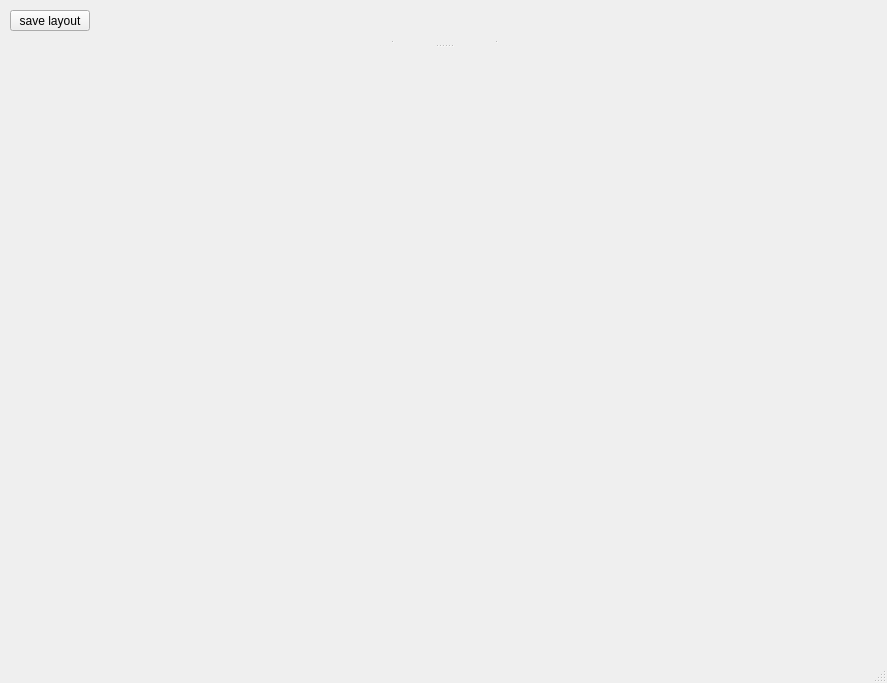
Above: src/modules/main_ui/src/mainwindow.ui from snow-boy/dream before the change. Below: the same form after it.
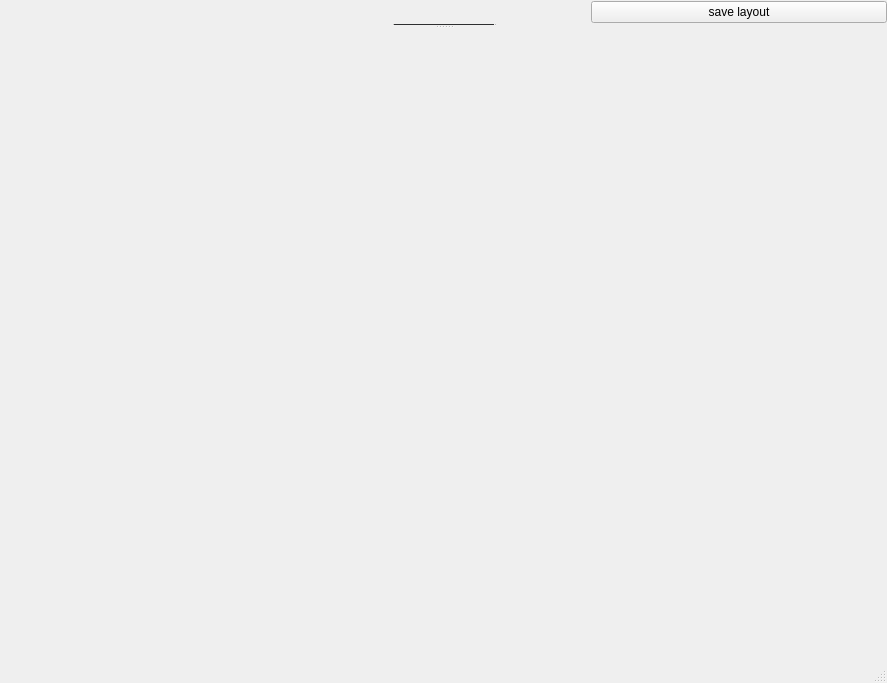
That is the form after the change. Custom widgets are drawn as their Qt base class.

```diff
--- a/src/modules/main_ui/src/mainwindow.ui
+++ b/src/modules/main_ui/src/mainwindow.ui
@@ -35,22 +35,45 @@
       <property name="minimumSize">
        <size>
         <width>0</width>
-        <height>40</height>
+        <height>24</height>
        </size>
       </property>
-      <widget class="QPushButton" name="pushButton_save_layout">
-       <property name="geometry">
-        <rect>
-         <x>10</x>
-         <y>10</y>
-         <width>80</width>
-         <height>21</height>
-        </rect>
+      <property name="maximumSize">
+       <size>
+        <width>16777215</width>
+        <height>24</height>
+       </size>
+      </property>
+      <layout class="QHBoxLayout" name="horizontalLayout">
+       <property name="spacing">
+        <number>0</number>
        </property>
-       <property name="text">
-        <string>save layout</string>
+       <property name="leftMargin">
+        <number>0</number>
        </property>
-      </widget>
+       <property name="topMargin">
+        <number>0</number>
+       </property>
+       <property name="rightMargin">
+        <number>0</number>
+       </property>
+       <property name="bottomMargin">
+        <number>0</number>
+       </property>
+       <item>
+        <widget class="TabBar" name="widget_tab" native="true"/>
+       </item>
+       <item>
+        <widget class="QWidget" name="widget_menu" native="true"/>
+       </item>
+       <item>
+        <widget class="QPushButton" name="pushButton_save_layout">
+         <property name="text">
+          <string>save layout</string>
+         </property>
+        </widget>
+       </item>
+      </layout>
      </widget>
     </item>
     <item>
@@ -58,10 +81,16 @@
       <property name="orientation">
        <enum>Qt::Vertical</enum>
       </property>
+      <property name="handleWidth">
+       <number>2</number>
+      </property>
       <widget class="QSplitter" name="splitter_central_horizon">
        <property name="orientation">
         <enum>Qt::Horizontal</enum>
        </property>
+       <property name="handleWidth">
+        <number>2</number>
+       </property>
        <widget class="QWidget" name="widget_left_panel" native="true"/>
        <widget class="QWidget" name="widget_view" native="true">
         <property name="minimumSize">
@@ -94,6 +123,9 @@
              <height>20</height>
             </size>
            </property>
+           <property name="styleSheet">
+            <string notr="true">background:rgb(46, 47, 48)</string>
+           </property>
           </widget>
          </item>
          <item>
@@ -122,6 +154,12 @@
    <header>sceneview.h</header>
    <container>1</container>
   </customwidget>
+  <customwidget>
+   <class>TabBar</class>
+   <extends>QWidget</extends>
+   <header>tab_bar.h</header>
+   <container>1</container>
+  </customwidget>
  </customwidgets>
  <resources/>
  <connections/>
```
